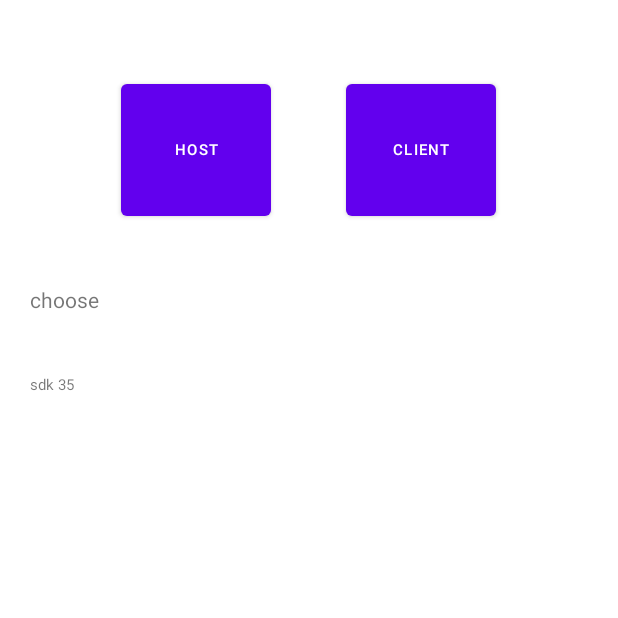
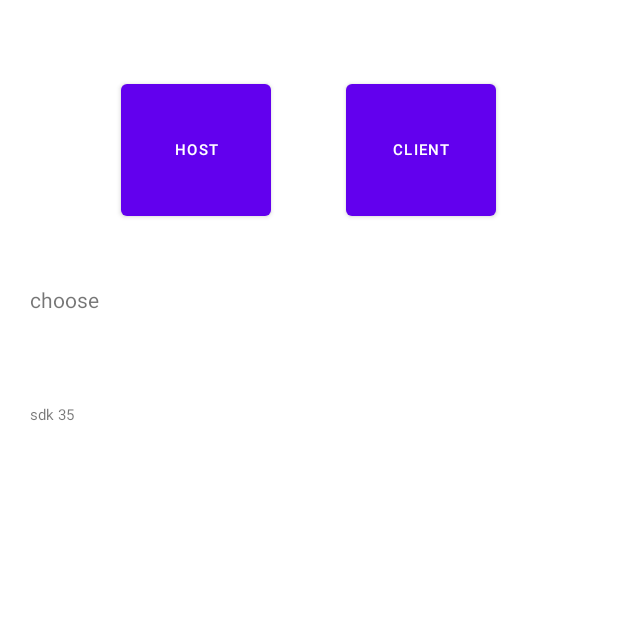
Before and after one commit to ollivolland/lemaitre, an Android app: the screen it shows after launch (MainActivity), on a phone screen of 412 x 824 dp, the top half of it. Run offline under Robolectric (Android 15) with nearby library versions, the phone set to English and light mode, and no system bars; 2 statements that could not run were skipped.

Commit message:
2023-04-18

```diff
--- a/app/build.gradle
+++ b/app/build.gradle
@@ -1,7 +1,7 @@
 plugins {
     id 'com.android.application'
     id 'org.jetbrains.kotlin.android'
-    id 'com.google.gms.google-services'
+//    id 'com.google.gms.google-services'
 }
 
 android {
--- a/app/src/main/res/layout/activity_main.xml
+++ b/app/src/main/res/layout/activity_main.xml
@@ -22,7 +22,6 @@
             android:layout_height="100dp"
             android:text="Host"
             android:textSize="10sp"
-            android:src="@drawable/ic_launcher_foreground"
             />
 
         <Button
@@ -32,7 +31,6 @@
             android:layout_marginStart="50dp"
             android:textSize="10sp"
             android:text="Client"
-            android:src="@drawable/ic_launcher_foreground"
             />
 
     </LinearLayout>
@@ -49,6 +47,7 @@
         android:id="@+id/logger"
         android:layout_width="match_parent"
         android:layout_height="wrap_content"
+        android:layout_marginTop="20dp"
         android:padding="20dp"
         android:text="Hello World!"
         android:textSize="10sp"
```
Also changed, not shown: app/src/main/java/com/ollivolland/lemaitre2/MainActivity.kt (+3 -5 lines), build.gradle (+8 -8 lines).
